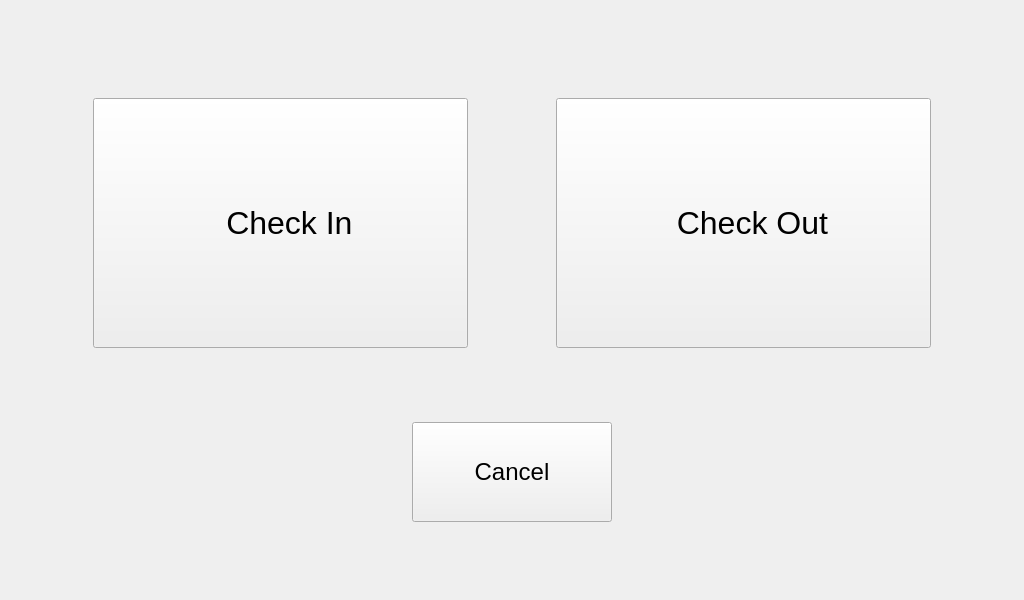
Old version of the form InOutWidget.ui in the repository washide/TimeTrack4237.
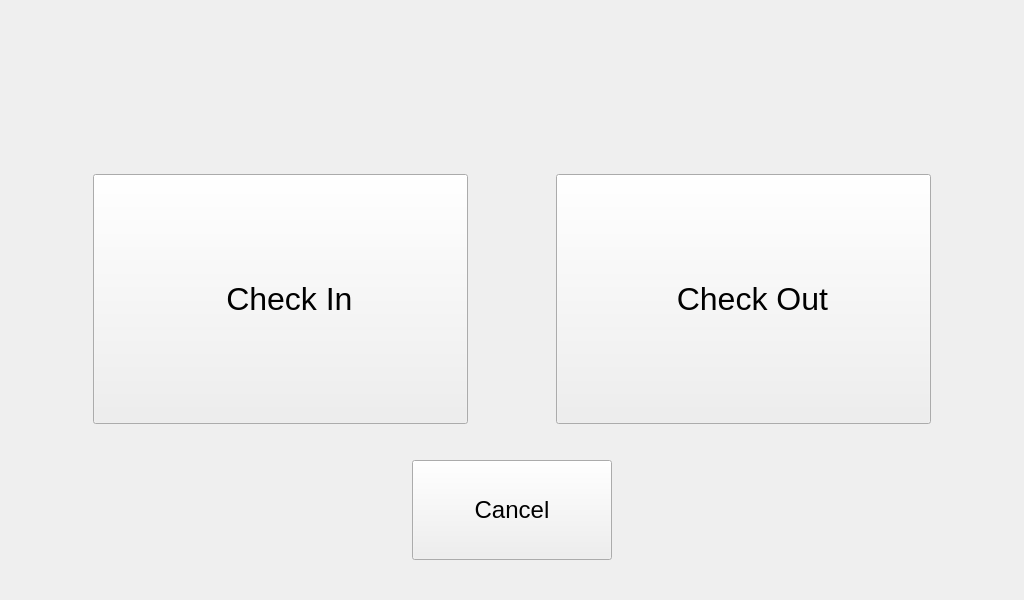
New version of the form. Icons and pictures are not drawn.

Commit message: Added student name

The edit to the form file:
```diff
--- a/InOutWidget.ui
+++ b/InOutWidget.ui
@@ -27,6 +27,46 @@
      </property>
     </widget>
    </item>
+   <item>
+    <spacer name="verticalSpacer_5">
+     <property name="orientation">
+      <enum>Qt::Vertical</enum>
+     </property>
+     <property name="sizeHint" stdset="0">
+      <size>
+       <width>20</width>
+       <height>40</height>
+      </size>
+     </property>
+    </spacer>
+   </item>
+   <item alignment="Qt::AlignHCenter|Qt::AlignVCenter">
+    <widget class="QLabel" name="studentLabel">
+     <property name="font">
+      <font>
+       <pointsize>32</pointsize>
+       <weight>75</weight>
+       <bold>true</bold>
+      </font>
+     </property>
+     <property name="text">
+      <string/>
+     </property>
+    </widget>
+   </item>
+   <item>
+    <spacer name="verticalSpacer_4">
+     <property name="orientation">
+      <enum>Qt::Vertical</enum>
+     </property>
+     <property name="sizeHint" stdset="0">
+      <size>
+       <width>20</width>
+       <height>40</height>
+      </size>
+     </property>
+    </spacer>
+   </item>
    <item>
     <spacer name="verticalSpacer_3">
      <property name="orientation">
@@ -89,6 +129,9 @@
          <height>48</height>
         </size>
        </property>
+       <property name="checkable">
+        <bool>false</bool>
+       </property>
       </widget>
      </item>
      <item>
@@ -132,6 +175,9 @@
          <height>48</height>
         </size>
        </property>
+       <property name="checkable">
+        <bool>false</bool>
+       </property>
       </widget>
      </item>
      <item>
@@ -184,6 +230,9 @@
      <property name="text">
       <string>Cancel</string>
      </property>
+     <property name="checkable">
+      <bool>false</bool>
+     </property>
     </widget>
    </item>
    <item>
```
Left out of the diff: 9 changed lines with no effect on the pictures.
